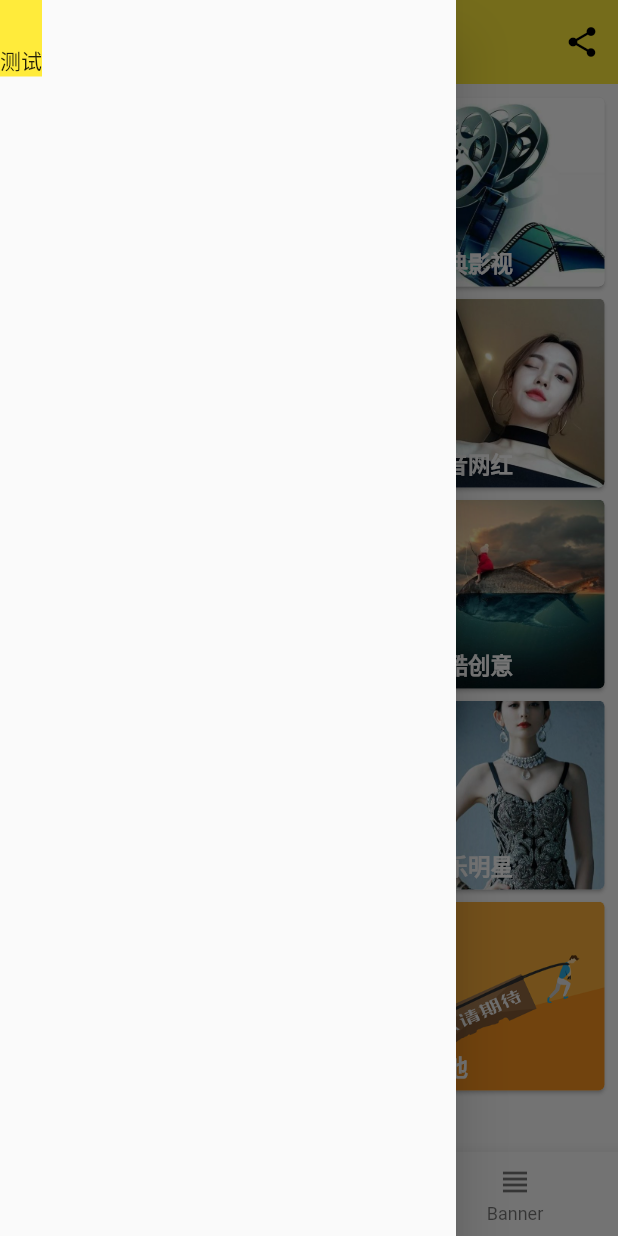
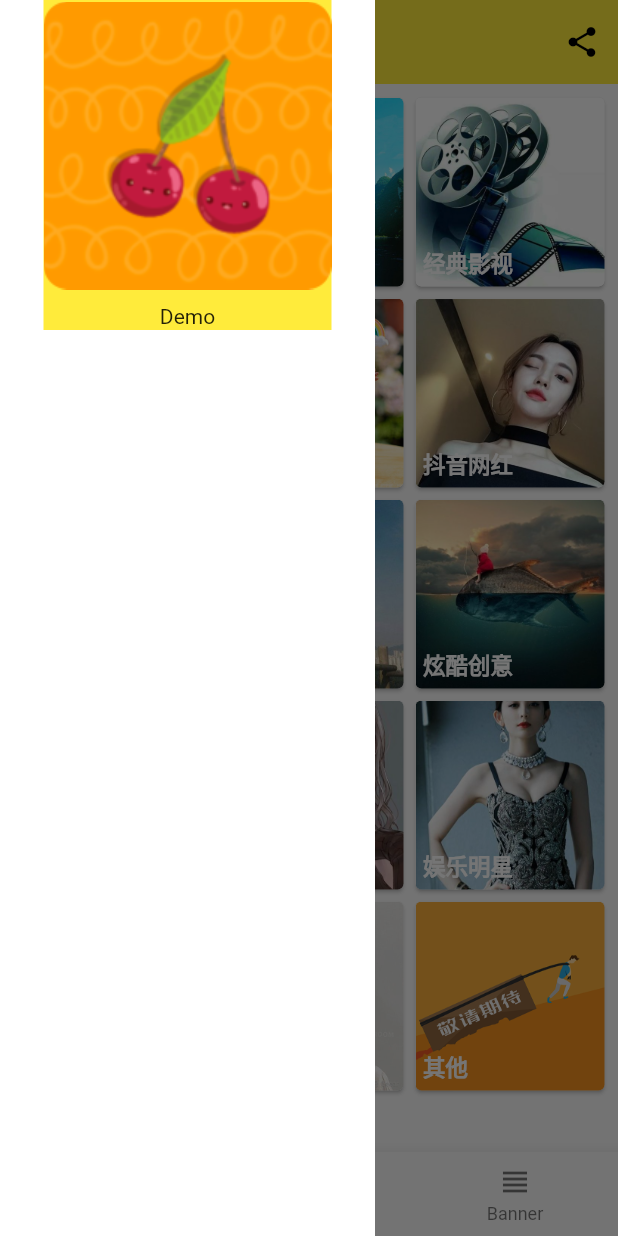
Before and after one commit to chuheridangwu/Photos, a Flutter app: the screen it shows after launch, item 2 of the bottom bar chosen, with the side drawer open, on a phone screen of 412 x 824 dp. Run offline on Flutter 3.47's test engine with Material 2 defaults, Android fonts, the phone set to English and light mode, and no system bars; our stand-ins replace cached_network_image, dio, pull_to_refresh, share, video_player; network calls fail.

Commit message:
改一个个数的bug

```diff
--- a/lib/home/drawer.dart
+++ b/lib/home/drawer.dart
@@ -8,21 +8,29 @@ class PhotoDrawer extends StatefulWidget {
 class _PhotoDrawerState extends State<PhotoDrawer> {
   @override
   Widget build(BuildContext context) {
-    return Drawer(
-      child: MediaQuery.removePadding(
-          context: context,
-          child: Column(
-            crossAxisAlignment: CrossAxisAlignment.start,
-            children: [
-              Container(
-                color: Colors.yellow,
-                child: Padding(
-                  padding: EdgeInsets.only(top: 30),
-                  child: Text("测试"),
-                ),
-              ),
-            ],
-          )),
+    return Container(
+        width: 250,
+        color: Colors.white,
+        child: Column(
+          children: [
+            createHeaderView(),
+          ],
+        ));
+  }
+
+  // 创建头部
+  Widget createHeaderView() {
+    return Container(
+      decoration: BoxDecoration(color: Theme.of(context).primaryColor),
+      height: 220,
+      child: Column(
+        mainAxisAlignment: MainAxisAlignment.center,
+        children: [
+           Image.asset("images/other/app.png"),
+          SizedBox(height: 10,),
+          Text("Demo")
+        ],
+      ),
     );
   }
 }
--- a/lib/serve/home_server.dart
+++ b/lib/serve/home_server.dart
@@ -17,7 +17,7 @@ class HomeServe {
     List<Anchor> anchors = [];
     if (data["msgCode"] == 0) {
       List<dynamic> items = data["body"]["list"];
-      if (items.length > 0) {
+      if (items != null && items.length > 0) {
         for (var item in items) {
           int uid = item["id"];
           String url = item["url"] + "@235,417.jpg";
--- a/pubspec.yaml
+++ b/pubspec.yaml
@@ -57,6 +57,7 @@ flutter:
     - res/
     - images/
     - images/banner/
+    - images/other/
 
   # An image asset can refer to one or more resolution-specific "variants", see
   # https://flutter.dev/assets-and-images/#resolution-aware.
```
Also changed, not shown: images/other/app.png (added).
